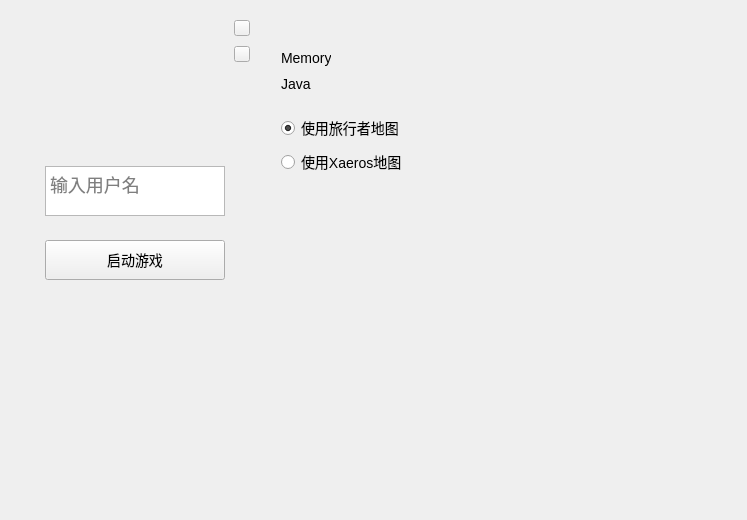
This is minecraftwrapper.ui in pipibie/mw as Qt 5 draws it before an edit. The edited form follows.
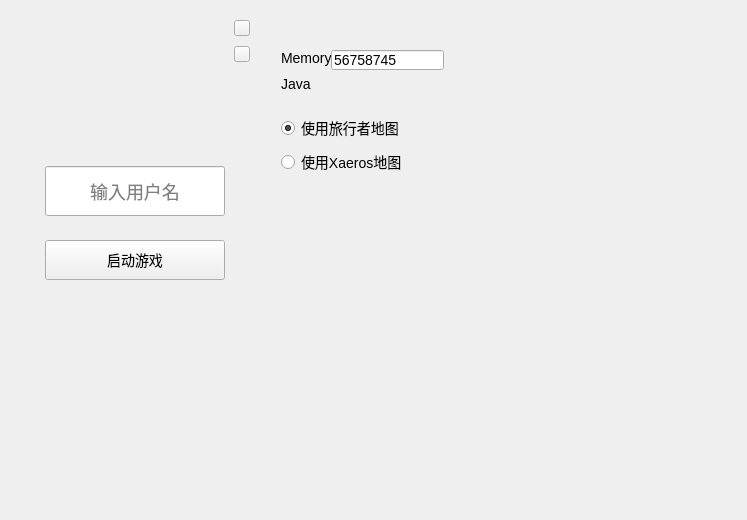
This is the edited form. Icons and pictures are not drawn.

Commit message: LineEdit Style

The edit to the form file:
```diff
--- a/minecraftwrapper.ui
+++ b/minecraftwrapper.ui
@@ -96,7 +96,7 @@
       <string>启动游戏</string>
      </property>
     </widget>
-    <widget class="QTextEdit" name="usernameEdit">
+    <widget class="QLineEdit" name="usernameEdit">
      <property name="geometry">
       <rect>
        <x>35</x>
@@ -108,6 +108,12 @@
      <property name="styleSheet">
       <string notr="true">font-size: 18px;</string>
      </property>
+     <property name="inputMethodHints">
+      <set>Qt::ImhNone</set>
+     </property>
+     <property name="alignment">
+      <set>Qt::AlignCenter</set>
+     </property>
      <property name="placeholderText">
       <string>输入用户名</string>
      </property>
@@ -139,7 +145,7 @@
        <height>301</height>
       </rect>
      </property>
-     <layout class="QVBoxLayout" name="verticalLayout" stretch="0,1,0">
+     <layout class="QVBoxLayout" name="verticalLayout" stretch="0,0,0">
       <property name="spacing">
        <number>22</number>
       </property>
@@ -180,6 +186,19 @@
           <string>Java</string>
          </property>
         </widget>
+        <widget class="QLineEdit" name="lineEdit">
+         <property name="geometry">
+          <rect>
+           <x>50</x>
+           <y>30</y>
+           <width>113</width>
+           <height>20</height>
+          </rect>
+         </property>
+         <property name="text">
+          <string>56758745</string>
+         </property>
+        </widget>
        </widget>
       </item>
       <item>
```
The commit also changes 2 other files.
